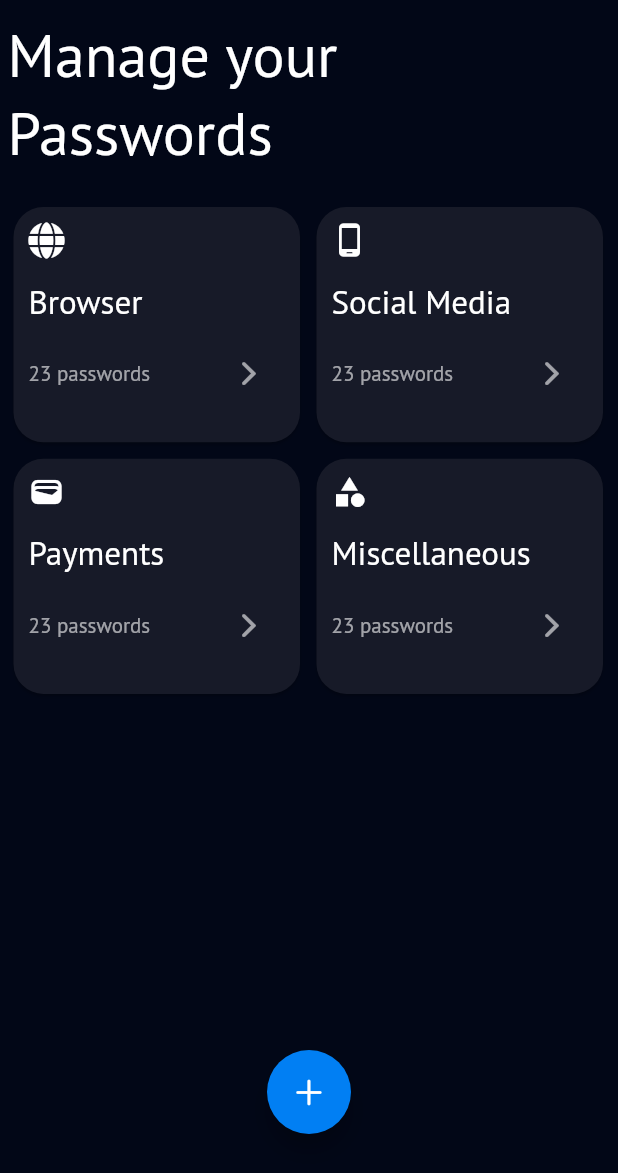
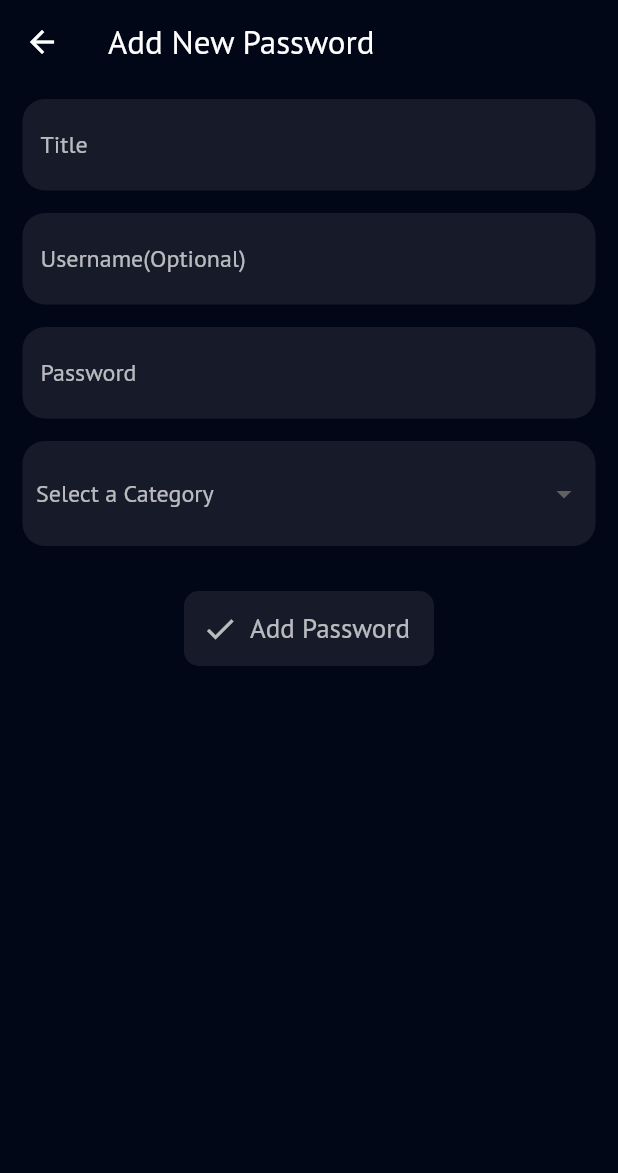
Before and after one commit to Jayakrishnan-manoj/Guardian, a Flutter app: the screen it shows after launch, after a tap on an icon or button, on a phone screen of 412 x 824 dp. Shown: the top 1173 px of the screen. Run offline on Flutter 3.47's test engine with Material 2 defaults, Android fonts, the phone set to English and light mode, and no system bars; drawn by our look-alikes of avatar_glow, dropdown_button2; our stand-ins replace font_awesome_flutter, gap, local_auth.

Commit message:
complete password form ui

```diff
--- a/lib/main.dart
+++ b/lib/main.dart
@@ -29,6 +29,10 @@ class MyApp extends StatelessWidget {
           scaffoldBackgroundColor: scaffoldBackgroundColor,
           useMaterial3: false,
           fontFamily: "PT Sans",
+          appBarTheme: AppBarTheme().copyWith(
+            backgroundColor: Colors.transparent,
+            elevation: 0,
+          )
         ),
         home: Builder(builder: (context) {
           switch (authProvider.authState) {
--- /dev/null
+++ b/lib/view/constants/constants.dart
@@ -0,0 +1 @@
+enum Categories { browser, socialMedia, payments, miscellaneous }
--- /dev/null
+++ b/lib/view/screens/add_password_screen.dart
@@ -0,0 +1,157 @@
+import 'package:dropdown_button2/dropdown_button2.dart';
+import 'package:flutter/cupertino.dart';
+import 'package:flutter/material.dart';
+import 'package:gap/gap.dart';
+import 'package:guardian/view/constants/colors.dart';
+import 'package:guardian/view/constants/constants.dart';
+
+import '../widgets/custom_formfield.dart';
+
+class AddPasswordScreen extends StatefulWidget {
+  const AddPasswordScreen({super.key});
+
+  @override
+  State<AddPasswordScreen> createState() => _AddPasswordScreenState();
+}
+
+class _AddPasswordScreenState extends State<AddPasswordScreen> {
+  Categories? selectedCategory;
+  final GlobalKey<FormState> _formKey = GlobalKey<FormState>();
+  bool formFilled = false;
+
+  final TextEditingController titleController = TextEditingController();
+  final TextEditingController usernameController = TextEditingController();
+  final TextEditingController passwordController = TextEditingController();
+
+  @override
+  void dispose() {
+    titleController.dispose();
+    usernameController.dispose();
+    passwordController.dispose();
+    super.dispose();
+  }
+
+  void _updateFormState() {
+    setState(() {
+      formFilled = titleController.text.isNotEmpty &&
+          passwordController.text.isNotEmpty &&
+          selectedCategory != null;
+    });
+  }
+
+  @override
+  Widget build(BuildContext context) {
+    return Scaffold(
+      appBar: AppBar(
+        title: const Text(
+          "Add New Password",
+          style: TextStyle(
+            color: Colors.white,
+            fontSize: 22,
+          ),
+        ),
+      ),
+      body: Padding(
+        padding: const EdgeInsets.symmetric(
+          vertical: 10,
+          horizontal: 15,
+        ),
+        child: Form(
+          key: _formKey,
+          onChanged: _updateFormState,
+          child: Column(
+            children: [
+              CustomFormField(
+                hintText: "Title",
+                controller: titleController,
+              ),
+              const Gap(15),
+              CustomFormField(
+                hintText: "Username(Optional)",
+                controller: usernameController,
+              ),
+              const Gap(15),
+              CustomFormField(
+                hintText: "Password",
+                controller: passwordController,
+              ),
+              const Gap(15),
+              DropdownButton2<Categories>(
+                underline: const SizedBox(
+                  height: 5,
+                ),
+                hint: const Text(
+                  "Select a Category",
+                  style: TextStyle(
+                    color: Colors.white70,
+                  ),
+                ),
+                buttonStyleData: ButtonStyleData(
+                  padding: const EdgeInsets.all(9),
+                  width: double.infinity,
+                  height: 70,
+                  decoration: BoxDecoration(
+                    borderRadius: BorderRadius.circular(
+                      15,
+                    ),
+                    color: cardColor,
+                  ),
+                ),
+                dropdownStyleData: DropdownStyleData(
+                  decoration: BoxDecoration(
+                    borderRadius: BorderRadius.circular(
+                      15,
+                    ),
+                    color: cardColor,
+                  ),
+                ),
+                value: selectedCategory,
+                onChanged: (Categories? newValue) {
+                  setState(() {
+                    selectedCategory = newValue;
+                  });
+                },
+                items: Categories.values.map((Categories category) {
+                  return DropdownMenuItem<Categories>(
+                    value: category,
+                    child: Text(
+                      category.toString().split('.').last,
+                      style: const TextStyle(
+                        color: Colors.white,
+                      ),
+                    ),
+                  );
+                }).toList(),
+              ),
+              const Gap(30),
+              SizedBox(
+                height: 50,
+                child: ElevatedButton.icon(
+                  onPressed: formFilled == false ? null : () {},
+                  statesController: MaterialStatesController(),
+                  icon: const Icon(Icons.check),
+                  style: ElevatedButton.styleFrom(
+                    backgroundColor: buttonColor,
+                    shape: RoundedRectangleBorder(
+                      borderRadius: BorderRadius.circular(10),
+                    ),
+                    disabledBackgroundColor: cardColor,
+                    disabledForegroundColor: Colors.white70,
+                  ),
+                  label: Text(
+                    "Add Password",
+                    style: TextStyle(
+                      color:
+                          formFilled == false ? Colors.white70 : Colors.white,
+                      fontSize: 18,
+                    ),
+                  ),
+                ),
+              ),
+            ],
+          ),
+        ),
+      ),
+    );
+  }
+}
--- a/lib/view/screens/home_screen.dart
+++ b/lib/view/screens/home_screen.dart
@@ -4,6 +4,7 @@ import 'package:flutter/material.dart';
 import 'package:font_awesome_flutter/font_awesome_flutter.dart';
 import 'package:gap/gap.dart';
 import 'package:guardian/view/constants/colors.dart';
+import 'package:guardian/view/screens/add_password_screen.dart';
 import 'package:guardian/view/widgets/category_card.dart';
 
 class HomeScreen extends StatefulWidget {
@@ -27,7 +28,13 @@ class _HomeScreenState extends State<HomeScreen> {
         repeatPauseDuration: Duration(milliseconds: 2000),
         child: FloatingActionButton(
           backgroundColor: buttonColor,
-          onPressed: () {},
+          onPressed: () {
+            Navigator.of(context).push(
+              MaterialPageRoute(
+                builder: (context) => AddPasswordScreen(),
+              ),
+            );
+          },
           child: Icon(
             CupertinoIcons.add,
             color: Colors.white,
--- a/lib/view/widgets/category_card.dart
+++ b/lib/view/widgets/category_card.dart
@@ -20,7 +20,7 @@ class CategoryCard extends StatelessWidget {
         ),
         color: cardColor,
         child: Padding(
-          padding: const EdgeInsets.all(10.0),
+          padding: const EdgeInsets.symmetric(horizontal: 10.0,vertical: 15.0),
           child: Column(
             crossAxisAlignment: CrossAxisAlignment.start,
             children: [
--- /dev/null
+++ b/lib/view/widgets/custom_formfield.dart
@@ -0,0 +1,38 @@
+import 'package:flutter/material.dart';
+
+import '../constants/colors.dart';
+
+class CustomFormField extends StatelessWidget {
+  final String hintText;
+  final TextEditingController controller;
+  const CustomFormField({
+    super.key,
+    required this.hintText,
+    required this.controller,
+  });
+
+  @override
+  Widget build(BuildContext context) {
+    return TextFormField(
+      controller: controller,
+      decoration: InputDecoration(
+        fillColor: cardColor,
+        filled: true,
+        border: const OutlineInputBorder(
+          borderSide: BorderSide.none,
+          borderRadius: BorderRadius.all(
+            Radius.circular(15),
+          ),
+        ),
+        hintText: hintText,
+        hintStyle: const TextStyle(
+          color: Colors.white70,
+        ),
+      ),
+      style: const TextStyle(
+        color: Colors.white,
+      ),
+      maxLines: 1,
+    );
+  }
+}
--- a/pubspec.yaml
+++ b/pubspec.yaml
@@ -30,6 +30,7 @@ environment:
 dependencies:
   avatar_glow: ^2.0.2
   cupertino_icons: ^1.0.2
+  dropdown_button2: ^2.3.9
   flutter:
     sdk: flutter
   font_awesome_flutter: ^10.6.0
```
Also changed, not shown: pubspec.lock.
